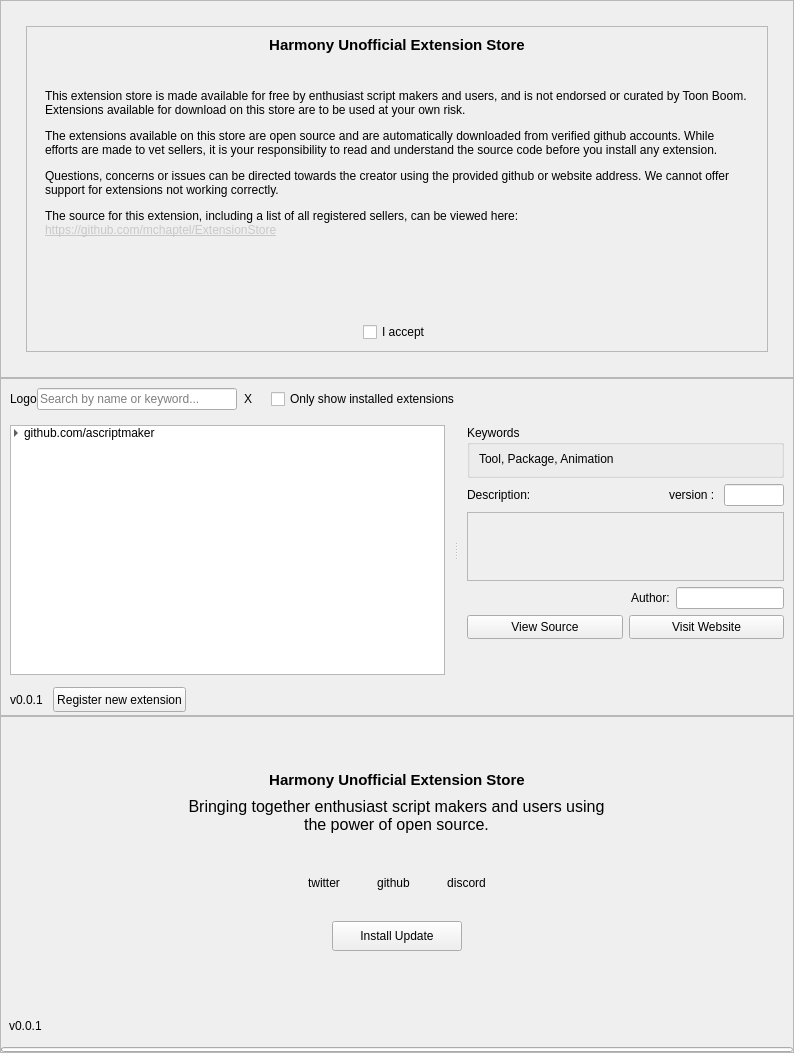
Before: the Qt Designer form ExtensionStore/resources/store.ui in mchaptel/ExtensionStore, drawn with Qt 5.
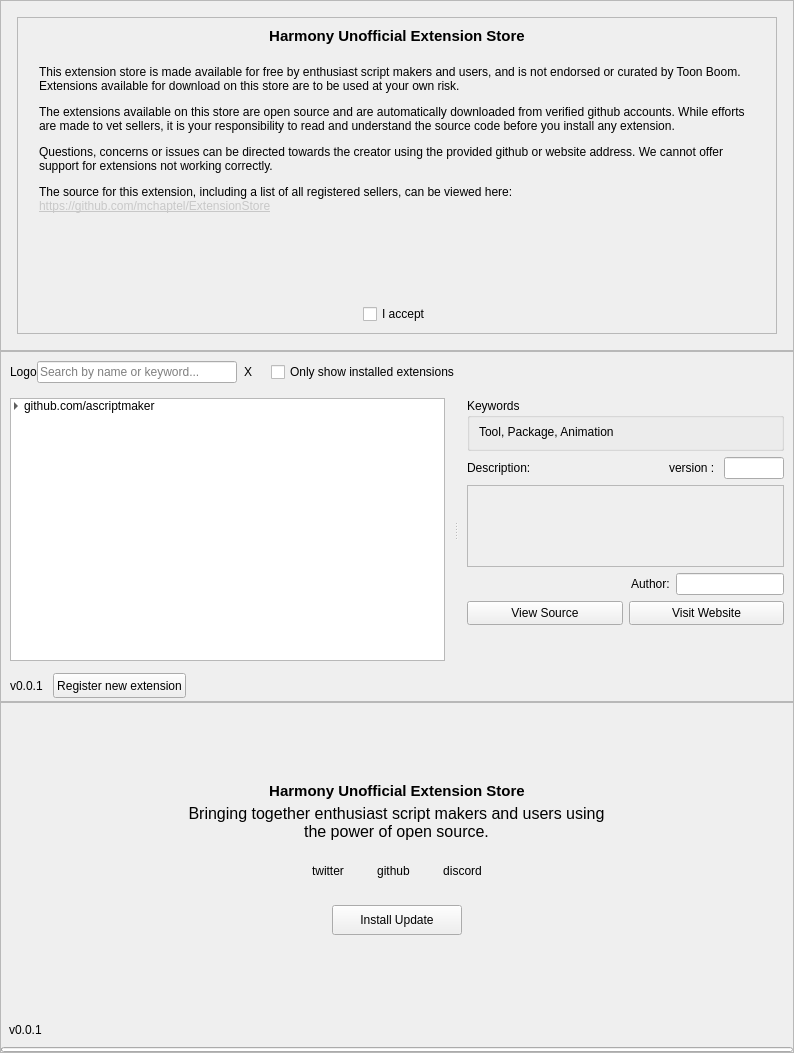
After: the same form once the commit is applied.

Commit message: Adjusted EULA layout and added dropshadows.

```diff
--- a/ExtensionStore/resources/store.ui
+++ b/ExtensionStore/resources/store.ui
@@ -45,16 +45,16 @@
      </property>
      <layout class="QVBoxLayout" name="verticalLayout_9">
       <property name="leftMargin">
-       <number>25</number>
+       <number>16</number>
       </property>
       <property name="topMargin">
-       <number>25</number>
+       <number>16</number>
       </property>
       <property name="rightMargin">
-       <number>25</number>
+       <number>16</number>
       </property>
       <property name="bottomMargin">
-       <number>25</number>
+       <number>16</number>
       </property>
       <item>
        <widget class="QFrame" name="innerFrame">
@@ -65,6 +65,18 @@
          <enum>QFrame::Raised</enum>
         </property>
         <layout class="QVBoxLayout" name="verticalLayout_11">
+         <property name="leftMargin">
+          <number>9</number>
+         </property>
+         <property name="topMargin">
+          <number>9</number>
+         </property>
+         <property name="rightMargin">
+          <number>9</number>
+         </property>
+         <property name="bottomMargin">
+          <number>9</number>
+         </property>
          <item>
           <widget class="QLabel" name="eulaLogo">
            <property name="text">
@@ -89,11 +101,26 @@
            <property name="sizeHint" stdset="0">
             <size>
              <width>20</width>
-             <height>20</height>
+             <height>5</height>
             </size>
            </property>
           </spacer>
          </item>
+         <item>
+          <widget class="QFrame" name="textFrame">
+           <layout class="QVBoxLayout" name="textFrameLayout">
+            <property name="leftMargin">
+             <number>3</number>
+            </property>
+            <property name="topMargin">
+             <number>0</number>
+            </property>
+            <property name="rightMargin">
+             <number>3</number>
+            </property>
+            <property name="bottomMargin">
+             <number>0</number>
+            </property>
          <item>
           <widget class="QScrollArea" name="scrollArea_2">
            <property name="frameShape">
@@ -110,8 +137,8 @@
              <rect>
               <x>0</x>
               <y>0</y>
-              <width>722</width>
-              <height>223</height>
+                 <width>734</width>
+                 <height>228</height>
              </rect>
             </property>
             <layout class="QVBoxLayout" name="verticalLayout_10">
@@ -135,22 +162,26 @@
            </widget>
           </widget>
          </item>
+           </layout>
+          </widget>
+         </item>
          <item>
-          <layout class="QHBoxLayout" name="horizontalLayout_6">
-           <item>
-            <spacer name="horizontalSpacer_7">
+          <spacer name="cb_margin">
              <property name="orientation">
-              <enum>Qt::Horizontal</enum>
+            <enum>Qt::Vertical</enum>
+           </property>
+           <property name="sizeType">
+            <enum>QSizePolicy::Fixed</enum>
              </property>
              <property name="sizeHint" stdset="0">
               <size>
-               <width>40</width>
-               <height>20</height>
+             <width>20</width>
+             <height>5</height>
               </size>
              </property>
             </spacer>
            </item>
-           <item>
+         <item alignment="Qt::AlignHCenter">
             <widget class="QCheckBox" name="eulaCB">
              <property name="text">
               <string>I accept</string>
@@ -160,21 +191,6 @@
              </property>
             </widget>
            </item>
-           <item>
-            <spacer name="horizontalSpacer_8">
-             <property name="orientation">
-              <enum>Qt::Horizontal</enum>
-             </property>
-             <property name="sizeHint" stdset="0">
-              <size>
-               <width>40</width>
-               <height>20</height>
-              </size>
-             </property>
-            </spacer>
-           </item>
-          </layout>
-         </item>
         </layout>
        </widget>
       </item>
@@ -814,7 +830,7 @@
      </property>
      <layout class="QVBoxLayout" name="verticalLayout_6">
       <property name="spacing">
-       <number>8</number>
+       <number>4</number>
       </property>
       <property name="leftMargin">
        <number>0</number>
@@ -862,6 +878,9 @@
       </item>
       <item>
        <layout class="QHBoxLayout" name="horizontalLayout_5">
+        <property name="spacing">
+         <number>4</number>
+        </property>
         <item>
          <widget class="QLabel" name="label_3">
           <property name="sizePolicy">
@@ -918,7 +937,7 @@
         <property name="sizeHint" stdset="0">
          <size>
           <width>20</width>
-          <height>30</height>
+          <height>15</height>
          </size>
         </property>
        </spacer>
```
Lines whose indentation alone changed are shown as unchanged. The commit also changes 3 other files.
